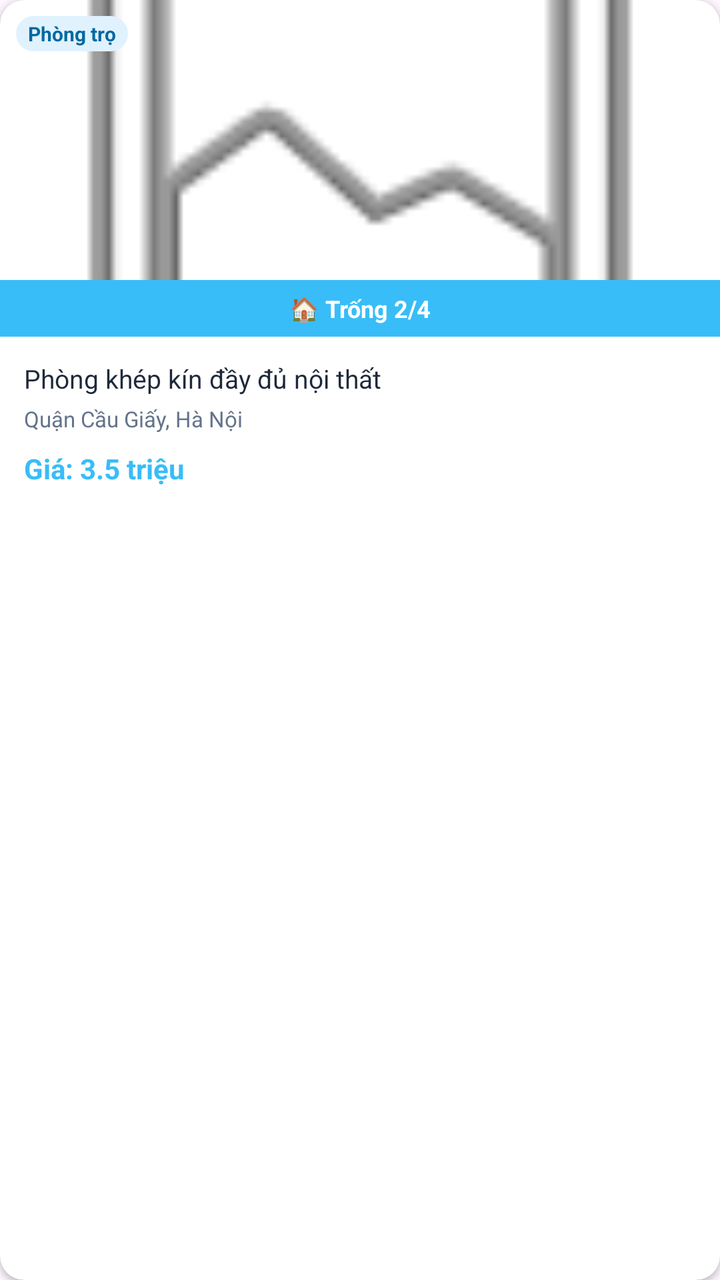
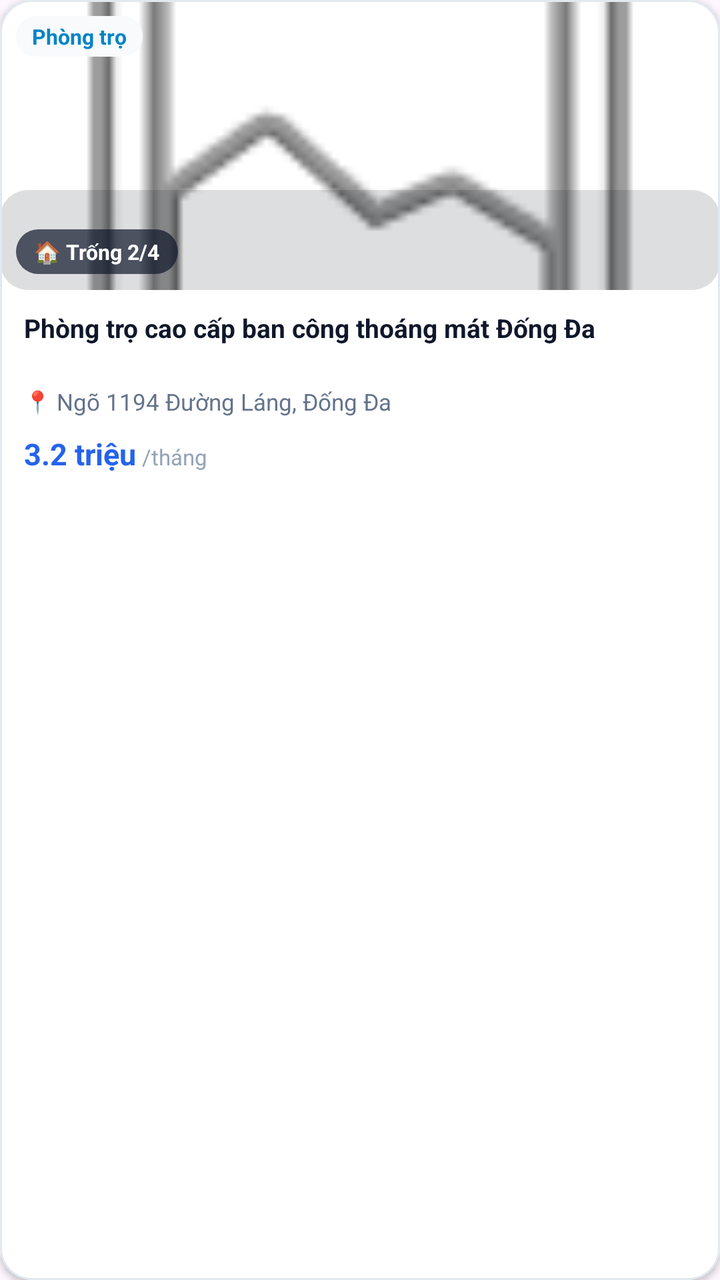

The first picture is an Android layout as it rendered before a commit; the second is the same layout after the commit. The layout source and the unified diff follow.
<!-- AndroidManifest.xml: application theme Theme.UniStay -->
<!-- res/layout/item_room_card.xml -->
<?xml version="1.0" encoding="utf-8"?>
<com.google.android.material.card.MaterialCardView
    xmlns:android="http://schemas.android.com/apk/res/android"
    xmlns:app="http://schemas.android.com/apk/res-auto"
    android:layout_width="match_parent"
    android:layout_height="wrap_content"
    android:layout_margin="6dp"
    app:cardBackgroundColor="#FFFFFF"
    app:cardCornerRadius="12dp"
    app:cardElevation="2dp"
    app:strokeWidth="0dp">

    <androidx.constraintlayout.widget.ConstraintLayout
        android:layout_width="match_parent"
        android:layout_height="wrap_content">

        
        <ImageView
            android:id="@+id/ivRoomImage"
            android:layout_width="match_parent"
            android:layout_height="140dp"
            android:scaleType="centerCrop"
            android:src="@android:drawable/ic_menu_gallery"
            app:layout_constraintTop_toTopOf="parent" />



        
        <TextView
            android:id="@+id/tvRoomTypeTag"
            android:layout_width="wrap_content"
            android:layout_height="wrap_content"
            android:layout_margin="8dp"
            android:background="@drawable/bg_search_bar"
            android:backgroundTint="#E0F2FE"
            android:paddingHorizontal="6dp"
            android:paddingVertical="2dp"
            android:text="Phòng trọ"
            android:textColor="#0369A1"
            android:textSize="10sp"
            android:textStyle="bold"
            app:layout_constraintStart_toStartOf="parent"
            app:layout_constraintTop_toTopOf="parent" />


        
        <TextView
            android:id="@+id/tvRoomStatus"
            android:layout_width="match_parent"
            android:layout_height="wrap_content"
            android:background="#38BDF8"
            android:gravity="center"
            android:paddingVertical="6dp"
            android:text="🏠 Trống 2/4"
            android:textColor="#FFFFFF"
            android:textSize="12sp"
            android:textStyle="bold"
            app:layout_constraintTop_toBottomOf="@id/ivRoomImage" />

        <LinearLayout
            android:layout_width="match_parent"
            android:layout_height="wrap_content"
            android:orientation="vertical"
            android:padding="12dp"
            app:layout_constraintTop_toBottomOf="@id/tvRoomStatus">

            <TextView
                android:id="@+id/tvRoomTitle"
                android:layout_width="match_parent"
                android:layout_height="wrap_content"
                android:ellipsize="end"
                android:maxLines="2"
                android:text="Phòng khép kín đầy đủ nội thất"
                android:textColor="#1E293B"
                android:textSize="13sp" />

            <TextView
                android:id="@+id/tvRoomAddress"
                android:layout_width="match_parent"
                android:layout_height="wrap_content"
                android:layout_marginTop="4dp"
                android:ellipsize="end"
                android:maxLines="1"
                android:text="Quận Cầu Giấy, Hà Nội"
                android:textColor="#64748B"
                android:textSize="11sp" />

            
            <LinearLayout
                android:layout_width="match_parent"
                android:layout_height="wrap_content"
                android:layout_marginTop="8dp"
                android:orientation="horizontal">

                <TextView
                    android:layout_width="wrap_content"
                    android:layout_height="wrap_content"
                    android:text="Giá: "
                    android:textColor="#38BDF8"
                    android:textSize="14sp"
                    android:textStyle="bold" />

                <TextView
                    android:id="@+id/tvRoomPrice"
                    android:layout_width="wrap_content"
                    android:layout_height="wrap_content"
                    android:text="3.5 triệu"
                    android:textColor="#38BDF8"
                    android:textSize="14sp"
                    android:textStyle="bold" />
            </LinearLayout>
        </LinearLayout>
    </androidx.constraintlayout.widget.ConstraintLayout>
</com.google.android.material.card.MaterialCardView>
<!-- resources referenced by this layout -->
<resources>
  <!-- drawable bg_search_bar (drawable) -->
  <?xml version="1.0" encoding="utf-8"?>
  <shape xmlns:android="http://schemas.android.com/apk/res/android">
      <solid android:color="#FFFFFF" />
      <corners android:radius="14dp" />
      <stroke android:width="1dp" android:color="#CBD5E1" />
  </shape>
  <style name="Theme.UniStay" parent="Base.Theme.UniStay" />
  <style name="Base.Theme.UniStay" parent="Theme.Material3.Light.NoActionBar">
          
          <item name="colorPrimary">@color/primaryColor</item>
          <item name="colorPrimaryVariant">@color/primaryDarkColor</item>
          <item name="colorOnPrimary">@color/white</item>
          <item name="colorSecondary">@color/colorAccent</item>
          <item name="colorSecondaryVariant">@color/primaryColor</item>
          <item name="colorOnSecondary">@color/white</item>
          
          <item name="android:statusBarColor">@color/primaryDarkColor</item>
      </style>
  <color name="primaryColor">#2563EB</color>
  <color name="primaryDarkColor">#1E40AF</color>
  <color name="white">#FFFFFF</color>
  <color name="colorAccent">#3B82F6</color>
</resources>

<!-- the commit's change to res/layout/item_room_card.xml (unified diff, before → after) -->
@@ -5,110 +5,147 @@
     android:layout_width="match_parent"
     android:layout_height="wrap_content"
     android:layout_margin="6dp"
+    android:clickable="true"
+    android:focusable="true"
     app:cardBackgroundColor="#FFFFFF"
-    app:cardCornerRadius="12dp"
+    app:cardCornerRadius="16dp"
     app:cardElevation="2dp"
-    app:strokeWidth="0dp">
+    app:strokeColor="#E2E8F0"
+    app:strokeWidth="1dp">
 
-    <androidx.constraintlayout.widget.ConstraintLayout
+    <LinearLayout
         android:layout_width="match_parent"
-        android:layout_height="wrap_content">
+        android:layout_height="wrap_content"
+        android:orientation="vertical">
 
         
-        <ImageView
-            android:id="@+id/ivRoomImage"
+        <FrameLayout
             android:layout_width="match_parent"
-            android:layout_height="140dp"
-            android:scaleType="centerCrop"
-            android:src="@android:drawable/ic_menu_gallery"
-            app:layout_constraintTop_toTopOf="parent" />
+            android:layout_height="145dp">
 
+            <ImageView
+                android:id="@+id/ivRoomImage"
+                android:layout_width="match_parent"
+                android:layout_height="match_parent"
+                android:scaleType="centerCrop"
+                android:src="@android:drawable/ic_menu_gallery" />
 
+            
+            <View
+                android:layout_width="match_parent"
+                android:layout_height="50dp"
+                android:layout_gravity="bottom"
+                android:background="@drawable/bg_pill_blur"
+                android:alpha="0.2" />
+
+            
+            <TextView
+                android:id="@+id/tvRoomTypeTag"
+                android:layout_width="wrap_content"
+                android:layout_height="wrap_content"
+                android:layout_gravity="start|top"
+                android:layout_margin="8dp"
+                android:background="@drawable/bg_search_bar"
+                android:backgroundTint="#F8FAFC"
+                android:paddingHorizontal="8dp"
+                android:paddingVertical="3dp"
+                android:text="Phòng trọ"
+                android:textColor="#0284C7"
+                android:textSize="10.5sp"
+                android:textStyle="bold" />
+
+            
+            <TextView
+                android:id="@+id/tvRoomStatus"
+                android:layout_width="wrap_content"
+                android:layout_height="wrap_content"
+                android:layout_gravity="start|bottom"
+                android:layout_margin="8dp"
+                android:background="@drawable/bg_pill_blur"
+                android:paddingHorizontal="9dp"
+                android:paddingVertical="4dp"
+                android:text="🏠 Trống 2/4"
+                android:textColor="#FFFFFF"
+                android:textSize="10.5sp"
+                android:textStyle="bold" />
+        </FrameLayout>
 
         
-        <TextView
-            android:id="@+id/tvRoomTypeTag"
-            android:layout_width="wrap_content"
-            android:layout_height="wrap_content"
-            android:layout_margin="8dp"
-            android:background="@drawable/bg_search_bar"
-            android:backgroundTint="#E0F2FE"
-            android:paddingHorizontal="6dp"
-            android:paddingVertical="2dp"
-            android:text="Phòng trọ"
-            android:textColor="#0369A1"
-            android:textSize="10sp"
-            android:textStyle="bold"
-            app:layout_constraintStart_toStartOf="parent"
-            app:layout_constraintTop_toTopOf="parent" />
-
-
-        
-        <TextView
-            android:id="@+id/tvRoomStatus"
-            android:layout_width="match_parent"
-            android:layout_height="wrap_content"
-            android:background="#38BDF8"
-            android:gravity="center"
-            android:paddingVertical="6dp"
-            android:text="🏠 Trống 2/4"
-            android:textColor="#FFFFFF"
-            android:textSize="12sp"
-            android:textStyle="bold"
-            app:layout_constraintTop_toBottomOf="@id/ivRoomImage" />
-
         <LinearLayout
             android:layout_width="match_parent"
             android:layout_height="wrap_content"
             android:orientation="vertical"
-            android:padding="12dp"
-            app:layout_constraintTop_toBottomOf="@id/tvRoomStatus">
+            android:paddingHorizontal="12dp"
+            android:paddingTop="10dp"
+            android:paddingBottom="12dp">
 
+            
             <TextView
                 android:id="@+id/tvRoomTitle"
                 android:layout_width="match_parent"
                 android:layout_height="wrap_content"
                 android:ellipsize="end"
                 android:maxLines="2"
-                android:text="Phòng khép kín đầy đủ nội thất"
-                android:textColor="#1E293B"
-                android:textSize="13sp" />
+                android:minLines="2"
+                android:text="Phòng trọ cao cấp ban công thoáng mát Đống Đa"
+                android:textColor="#0F172A"
+                android:textSize="13sp"
+                android:textStyle="bold" />
 
-            <TextView
-                android:id="@+id/tvRoomAddress"
+            
+            <LinearLayout
                 android:layout_width="match_parent"
                 android:layout_height="wrap_content"
-                android:layout_marginTop="4dp"
-                android:ellipsize="end"
-                android:maxLines="1"
-                android:text="Quận Cầu Giấy, Hà Nội"
-                android:textColor="#64748B"
-                android:textSize="11sp" />
+                android:layout_marginTop="5dp"
+                android:gravity="center_vertical"
+                android:orientation="horizontal">
+
+                <TextView
+                    android:layout_width="wrap_content"
+                    android:layout_height="wrap_content"
+                    android:text="📍 "
+                    android:textSize="11sp" />
+
+                <TextView
+                    android:id="@+id/tvRoomAddress"
+                    android:layout_width="0dp"
+                    android:layout_height="wrap_content"
+                    android:layout_weight="1"
+                    android:ellipsize="end"
+                    android:maxLines="1"
+                    android:text="Ngõ 1194 Đường Láng, Đống Đa"
+                    android:textColor="#64748B"
+                    android:textSize="11.5sp" />
+            </LinearLayout>
 
             
             <LinearLayout
                 android:layout_width="match_parent"
                 android:layout_height="wrap_content"
                 android:layout_marginTop="8dp"
+                android:gravity="baseline"
                 android:orientation="horizontal">
-
-                <TextView
-                    android:layout_width="wrap_content"
-                    android:layout_height="wrap_content"
-                    android:text="Giá: "
-                    android:textColor="#38BDF8"
-                    android:textSize="14sp"
-                    android:textStyle="bold" />
 
                 <TextView
                     android:id="@+id/tvRoomPrice"
                     android:layout_width="wrap_content"
                     android:layout_height="wrap_content"
-                    android:text="3.5 triệu"
-                    android:textColor="#38BDF8"
-                    android:textSize="14sp"
+                    android:text="3.2 triệu"
+                    android:textColor="#2563EB"
+                    android:textSize="15sp"
                     android:textStyle="bold" />
+
+                <TextView
+                    android:layout_width="wrap_content"
+                    android:layout_height="wrap_content"
+                    android:layout_marginStart="3dp"
+                    android:text="/tháng"
+                    android:textColor="#94A3B8"
+                    android:textSize="11sp" />
             </LinearLayout>
+
         </LinearLayout>
-    </androidx.constraintlayout.widget.ConstraintLayout>
+
+    </LinearLayout>
+
 </com.google.android.material.card.MaterialCardView>
<!-- resource entries referenced after the edit -->
@@ -1,5 +1,12 @@
 <!-- resources referenced by this layout -->
 <resources>
+  <!-- drawable bg_pill_blur (drawable) -->
+  <?xml version="1.0" encoding="utf-8"?>
+  <shape xmlns:android="http://schemas.android.com/apk/res/android"
+      android:shape="rectangle">
+      <solid android:color="#B30F172A" />
+      <corners android:radius="14dp" />
+  </shape>
   <!-- drawable bg_search_bar (drawable) -->
   <?xml version="1.0" encoding="utf-8"?>
   <shape xmlns:android="http://schemas.android.com/apk/res/android">
